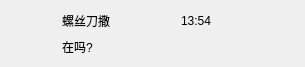
The window that ChatOrionClient/custom_ui/chat_user_item.ui (orionlink/ChatOrion) describes before a commit, drawn with Qt 5.
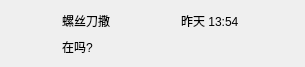
The same window after the commit.

What changed in the file:
```diff
--- a/ChatOrionClient/custom_ui/chat_user_item.ui
+++ b/ChatOrionClient/custom_ui/chat_user_item.ui
@@ -48,8 +48,11 @@
    </item>
    <item row="0" column="2">
     <widget class="QLabel" name="time_lb">
+     <property name="styleSheet">
+      <string notr="true">font: 10pt &quot;Microsoft Sans Serif&quot;;</string>
+     </property>
      <property name="text">
-      <string>13:54</string>
+      <string>昨天 13:54</string>
      </property>
     </widget>
    </item>
```
